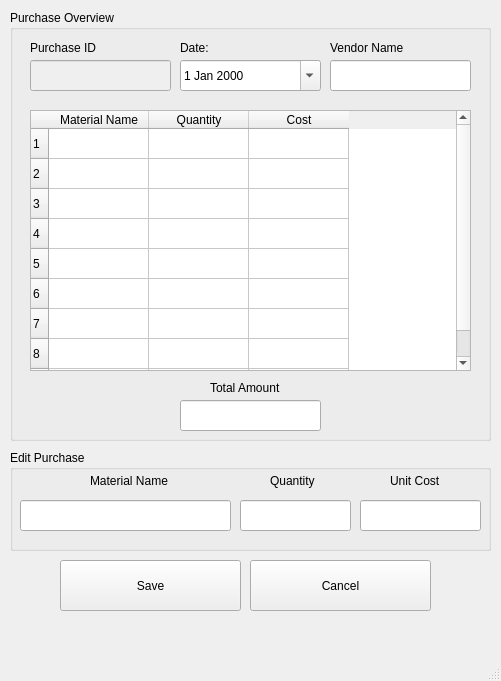
Before: the Qt Designer form Screens/ViewPurchase.ui in basil-ali-khan/Inventory-Management-System, drawn with Qt 5.
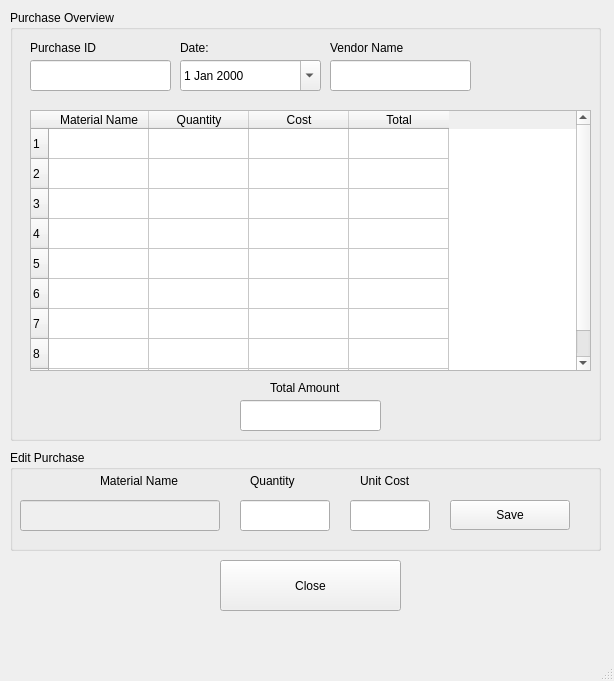
After: the same form once the commit is applied.

What changed in the file:
```diff
--- a/Screens/ViewPurchase.ui
+++ b/Screens/ViewPurchase.ui
@@ -6,7 +6,7 @@
    <rect>
     <x>0</x>
     <y>0</y>
-    <width>501</width>
+    <width>614</width>
     <height>681</height>
    </rect>
   </property>
@@ -19,7 +19,7 @@
      <rect>
       <x>10</x>
       <y>10</y>
-      <width>481</width>
+      <width>591</width>
       <height>431</height>
      </rect>
     </property>
@@ -40,9 +40,6 @@
      </property>
     </widget>
     <widget class="QLineEdit" name="viewPurchaseId">
-     <property name="enabled">
-      <bool>false</bool>
-     </property>
      <property name="geometry">
       <rect>
        <x>20</x>
@@ -110,7 +107,7 @@
     <widget class="QLabel" name="label_3">
      <property name="geometry">
       <rect>
-       <x>200</x>
+       <x>260</x>
        <y>370</y>
        <width>91</width>
        <height>16</height>
@@ -123,7 +120,7 @@
     <widget class="QLineEdit" name="viewTotalAmount">
      <property name="geometry">
       <rect>
-       <x>170</x>
+       <x>230</x>
        <y>390</y>
        <width>141</width>
        <height>31</height>
@@ -138,10 +135,13 @@
       <rect>
        <x>20</x>
        <y>100</y>
-       <width>441</width>
+       <width>561</width>
        <height>261</height>
       </rect>
      </property>
+     <property name="editTriggers">
+      <set>QAbstractItemView::NoEditTriggers</set>
+     </property>
      <row>
       <property name="text">
        <string>1</string>
@@ -202,6 +202,11 @@
        <string>Cost</string>
       </property>
      </column>
+     <column>
+      <property name="text">
+       <string>Total</string>
+      </property>
+     </column>
     </widget>
    </widget>
    <widget class="QGroupBox" name="groupBox_2">
@@ -209,7 +214,7 @@
      <rect>
       <x>10</x>
       <y>450</y>
-      <width>481</width>
+      <width>591</width>
       <height>101</height>
      </rect>
     </property>
@@ -219,7 +224,7 @@
     <widget class="QLabel" name="label_6">
      <property name="geometry">
       <rect>
-       <x>380</x>
+       <x>350</x>
        <y>20</y>
        <width>101</width>
        <height>21</height>
@@ -232,7 +237,7 @@
     <widget class="QLabel" name="label_7">
      <property name="geometry">
       <rect>
-       <x>260</x>
+       <x>240</x>
        <y>20</y>
        <width>101</width>
        <height>21</height>
@@ -243,11 +248,14 @@
      </property>
     </widget>
     <widget class="QLineEdit" name="MaterialName">
+     <property name="enabled">
+      <bool>false</bool>
+     </property>
      <property name="geometry">
       <rect>
        <x>10</x>
        <y>50</y>
-       <width>211</width>
+       <width>200</width>
        <height>31</height>
       </rect>
      </property>
@@ -266,7 +274,7 @@
       <rect>
        <x>230</x>
        <y>50</y>
-       <width>111</width>
+       <width>90</width>
        <height>31</height>
       </rect>
      </property>
@@ -283,9 +291,9 @@
     <widget class="QLineEdit" name="UnitCost">
      <property name="geometry">
       <rect>
-       <x>350</x>
+       <x>340</x>
        <y>50</y>
-       <width>121</width>
+       <width>80</width>
        <height>31</height>
       </rect>
      </property>
@@ -302,7 +310,7 @@
     <widget class="QLabel" name="MaterialName_2">
      <property name="geometry">
       <rect>
-       <x>80</x>
+       <x>90</x>
        <y>20</y>
        <width>101</width>
        <height>21</height>
@@ -311,32 +319,32 @@
      <property name="text">
       <string>Material Name</string>
      </property>
-    </widget>
    </widget>
    <widget class="QPushButton" name="savePurchaseButton">
     <property name="geometry">
      <rect>
-      <x>60</x>
-      <y>560</y>
-      <width>181</width>
-      <height>51</height>
+       <x>440</x>
+       <y>50</y>
+       <width>120</width>
+       <height>30</height>
      </rect>
     </property>
     <property name="text">
      <string>Save</string>
     </property>
    </widget>
-   <widget class="QPushButton" name="cancelPurchaseButton">
+   </widget>
+   <widget class="QPushButton" name="DonePurchaseButton">
     <property name="geometry">
      <rect>
-      <x>250</x>
+      <x>220</x>
       <y>560</y>
       <width>181</width>
       <height>51</height>
      </rect>
     </property>
     <property name="text">
-     <string>Cancel</string>
+     <string>Close</string>
     </property>
    </widget>
   </widget>
@@ -345,7 +353,7 @@
     <rect>
      <x>0</x>
      <y>0</y>
-     <width>501</width>
+     <width>614</width>
      <height>26</height>
     </rect>
    </property>
```
Lines whose indentation alone changed are shown as unchanged.
